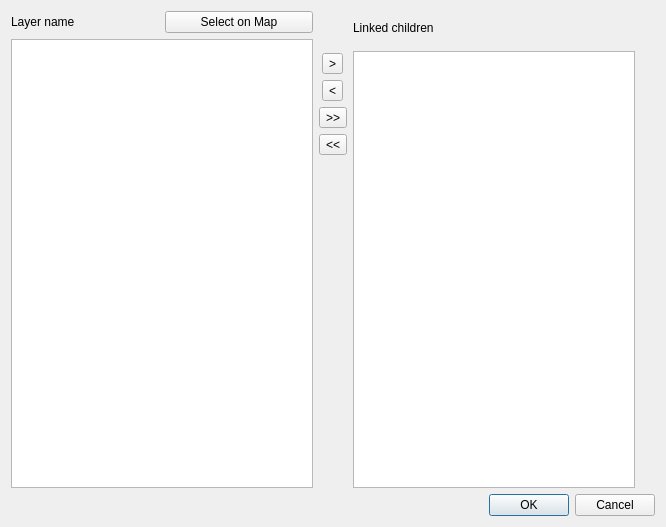
Above: enhanced_relation_editor_widget/ui/relation_editor_link_child_manager_dialog.ui from opengisch/qgis-linking-relation-editor before the change. Below: the same form after it.
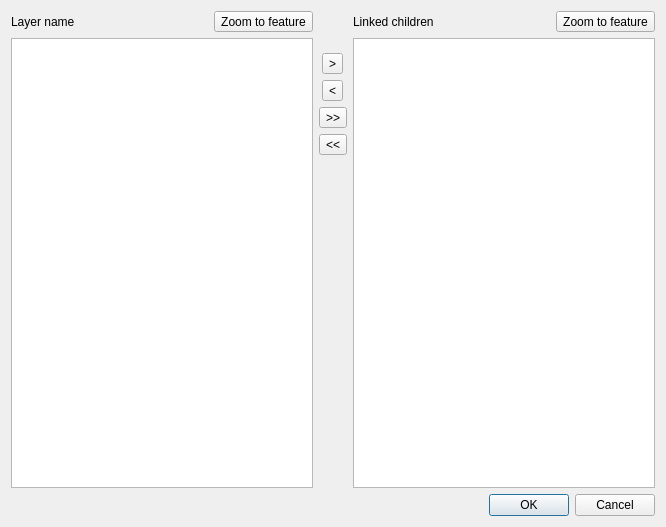
That is the form after the change.

Commit message: Zoom to feature

Patch:
```diff
--- a/enhanced_relation_editor_widget/ui/relation_editor_link_child_manager_dialog.ui
+++ b/enhanced_relation_editor_widget/ui/relation_editor_link_child_manager_dialog.ui
@@ -90,13 +90,6 @@
        </property>
       </widget>
      </item>
-     <item row="0" column="1">
-      <widget class="QPushButton" name="pushButton">
-       <property name="text">
-        <string>Select on Map</string>
-       </property>
-      </widget>
-     </item>
      <item row="1" column="0" colspan="2">
       <widget class="QListView" name="mFeaturesListViewLeft">
        <property name="selectionMode">
@@ -104,6 +97,13 @@
        </property>
       </widget>
      </item>
+     <item row="0" column="1">
+      <widget class="QToolButton" name="mZoomToFeatureLeftButton">
+       <property name="text">
+        <string>Zoom to feature</string>
+       </property>
+      </widget>
+     </item>
     </layout>
    </item>
    <item row="0" column="2" rowspan="6">
@@ -115,29 +115,20 @@
        </property>
       </widget>
      </item>
-     <item row="1" column="0">
+     <item row="0" column="1">
+      <widget class="QToolButton" name="mZoomToFeatureRightButton">
+       <property name="text">
+        <string>Zoom to feature</string>
+       </property>
+      </widget>
+     </item>
+     <item row="1" column="0" colspan="2">
       <widget class="QListView" name="mFeaturesListViewRight">
        <property name="selectionMode">
         <enum>QAbstractItemView::ExtendedSelection</enum>
        </property>
       </widget>
      </item>
-     <item row="0" column="1">
-      <spacer name="verticalSpacer_3">
-       <property name="orientation">
-        <enum>Qt::Vertical</enum>
-       </property>
-       <property name="sizeType">
-        <enum>QSizePolicy::Fixed</enum>
-       </property>
-       <property name="sizeHint" stdset="0">
-        <size>
-         <width>20</width>
-         <height>34</height>
-        </size>
-       </property>
-      </spacer>
-     </item>
     </layout>
    </item>
   </layout>
```
The commit also changes 4 other files.
